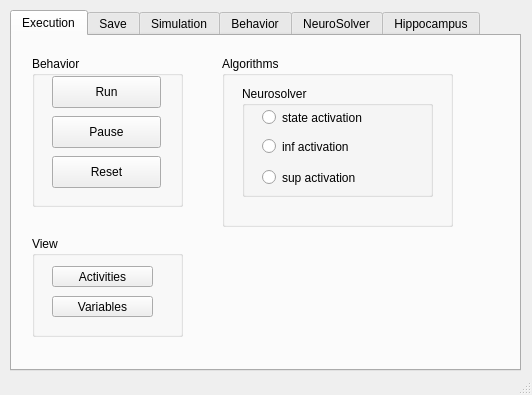
First picture: the form in controllers/mypuck/gui/boardwindow.ui, repository lemartinet/planif_pfc, before the edit.
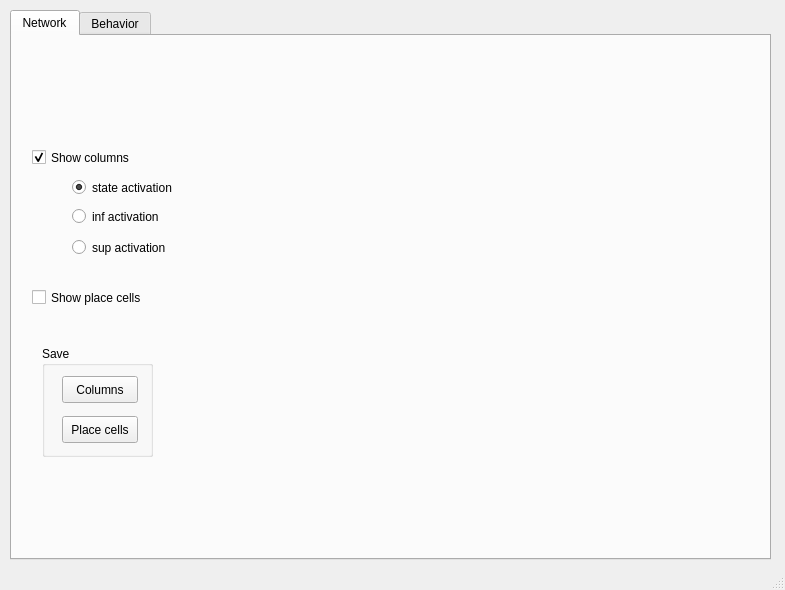
Second picture: the form after the edit.

```diff
--- a/controllers/mypuck/gui/boardwindow.ui
+++ b/controllers/mypuck/gui/boardwindow.ui
@@ -1,25 +1,25 @@
 <ui version="4.0" >
  <class>BoardWindow</class>
- <widget class="QMainWindow" name="BoardWindow" >
-  <property name="geometry" >
+ <widget class="QMainWindow" name="BoardWindow">
+  <property name="geometry">
    <rect>
     <x>0</x>
     <y>0</y>
-    <width>532</width>
-    <height>395</height>
+    <width>785</width>
+    <height>590</height>
    </rect>
   </property>
   <property name="windowTitle" >
    <string>Control Board</string>
   </property>
-  <widget class="QWidget" name="centralwidget" >
-   <widget class="QTabWidget" name="mode" >
-    <property name="geometry" >
+  <widget class="QWidget" name="centralwidget">
+   <widget class="QTabWidget" name="mode">
+    <property name="geometry">
      <rect>
       <x>10</x>
       <y>10</y>
-      <width>511</width>
-      <height>361</height>
+      <width>761</width>
+      <height>550</height>
      </rect>
     </property>
     <property name="toolTip" >
@@ -31,260 +31,47 @@
     <property name="currentIndex" >
      <number>0</number>
     </property>
-    <widget class="QWidget" name="execution" >
-     <attribute name="title" >
-      <string>Execution</string>
+    <widget class="QWidget" name="network">
+     <attribute name="title">
+      <string>Network</string>
      </attribute>
-     <widget class="QGroupBox" name="execution_behavior" >
-      <property name="geometry" >
+     <widget class="QGroupBox" name="save_save">
+      <property name="geometry">
        <rect>
-        <x>20</x>
-        <y>20</y>
-        <width>151</width>
-        <height>151</height>
+        <x>30</x>
+        <y>310</y>
+        <width>111</width>
+        <height>111</height>
        </rect>
       </property>
-      <property name="title" >
-       <string>Behavior</string>
-      </property>
-      <widget class="QPushButton" name="execution_behavior_run" >
-       <property name="geometry" >
-        <rect>
-         <x>20</x>
-         <y>20</y>
-         <width>109</width>
-         <height>32</height>
-        </rect>
-       </property>
-       <property name="text" >
-        <string>Run</string>
-       </property>
-      </widget>
-      <widget class="QPushButton" name="execution_behavior_pause" >
-       <property name="geometry" >
-        <rect>
-         <x>20</x>
-         <y>60</y>
-         <width>109</width>
-         <height>32</height>
-        </rect>
-       </property>
-       <property name="text" >
-        <string>Pause</string>
-       </property>
-      </widget>
-      <widget class="QPushButton" name="execution_behavior_reset" >
-       <property name="geometry" >
-        <rect>
-         <x>20</x>
-         <y>100</y>
-         <width>109</width>
-         <height>32</height>
-        </rect>
-       </property>
-       <property name="text" >
-        <string>Reset</string>
-       </property>
-      </widget>
-     </widget>
-     <widget class="QGroupBox" name="execution_view" >
-      <property name="geometry" >
-       <rect>
-        <x>20</x>
-        <y>200</y>
-        <width>151</width>
-        <height>101</height>
-       </rect>
-      </property>
-      <property name="title" >
-       <string>View</string>
-      </property>
-      <widget class="QPushButton" name="execution_view_activities" >
-       <property name="geometry" >
-        <rect>
-         <x>20</x>
-         <y>30</y>
-         <width>101</width>
-         <height>21</height>
-        </rect>
-       </property>
-       <property name="text" >
-        <string>Activities</string>
-       </property>
-      </widget>
-      <widget class="QPushButton" name="execution_view_variables" >
-       <property name="geometry" >
-        <rect>
-         <x>20</x>
-         <y>60</y>
-         <width>101</width>
-         <height>21</height>
-        </rect>
-       </property>
-       <property name="text" >
-        <string>Variables</string>
-       </property>
-      </widget>
-     </widget>
-     <widget class="QGroupBox" name="execution_algos" >
-      <property name="geometry" >
-       <rect>
-        <x>210</x>
-        <y>20</y>
-        <width>231</width>
-        <height>171</height>
-       </rect>
-      </property>
-      <property name="title" >
-       <string>Algorithms</string>
-      </property>
-      <widget class="QGroupBox" name="execution_algos_solver" >
-       <property name="geometry" >
-        <rect>
-         <x>20</x>
-         <y>30</y>
-         <width>191</width>
-         <height>111</height>
-        </rect>
-       </property>
-       <property name="title" >
-        <string>Neurosolver</string>
-       </property>
-       <widget class="QRadioButton" name="show_state" >
-        <property name="geometry" >
-         <rect>
-          <x>20</x>
-          <y>20</y>
-          <width>120</width>
-          <height>23</height>
-         </rect>
-        </property>
-        <property name="text" >
-         <string>state activation</string>
-        </property>
-       </widget>
-       <widget class="QRadioButton" name="show_inf" >
-        <property name="geometry" >
-         <rect>
-          <x>20</x>
-          <y>50</y>
-          <width>104</width>
-          <height>21</height>
-         </rect>
-        </property>
-        <property name="text" >
-         <string>inf activation</string>
-        </property>
-       </widget>
-       <widget class="QRadioButton" name="show_sup" >
-        <property name="geometry" >
-         <rect>
-          <x>20</x>
-          <y>80</y>
-          <width>110</width>
-          <height>23</height>
-         </rect>
-        </property>
-        <property name="text" >
-         <string>sup activation</string>
-        </property>
-       </widget>
-      </widget>
-     </widget>
-    </widget>
-    <widget class="QWidget" name="save" >
-     <attribute name="title" >
-      <string>Save</string>
-     </attribute>
-     <widget class="QGroupBox" name="save_save" >
-      <property name="geometry" >
-       <rect>
-        <x>80</x>
-        <y>20</y>
-        <width>311</width>
-        <height>281</height>
-       </rect>
-      </property>
-      <property name="title" >
+      <property name="title">
        <string>Save</string>
       </property>
-      <widget class="QGroupBox" name="save_save_columns" >
-       <property name="geometry" >
+      <widget class="QPushButton" name="save_save_columns_save">
+       <property name="geometry">
         <rect>
-         <x>30</x>
+         <x>20</x>
          <y>30</y>
-         <width>251</width>
-         <height>61</height>
+         <width>76</width>
+         <height>27</height>
         </rect>
        </property>
-       <property name="title" >
+       <property name="text">
         <string>Columns</string>
        </property>
-       <widget class="QPushButton" name="save_save_columns_load" >
-        <property name="geometry" >
-         <rect>
-          <x>30</x>
-          <y>20</y>
-          <width>76</width>
-          <height>27</height>
-         </rect>
-        </property>
-        <property name="text" >
-         <string>Load</string>
-        </property>
-       </widget>
-       <widget class="QPushButton" name="save_save_columns_save" >
-        <property name="geometry" >
-         <rect>
-          <x>140</x>
-          <y>20</y>
-          <width>76</width>
-          <height>27</height>
-         </rect>
-        </property>
-        <property name="text" >
-         <string>Save</string>
-        </property>
-       </widget>
       </widget>
-      <widget class="QGroupBox" name="save_save_hippo" >
-       <property name="geometry" >
+      <widget class="QPushButton" name="save_save_hippo_save">
+       <property name="geometry">
         <rect>
-         <x>30</x>
-         <y>110</y>
-         <width>251</width>
-         <height>61</height>
+         <x>20</x>
+         <y>70</y>
+         <width>76</width>
+         <height>27</height>
         </rect>
        </property>
-       <property name="title" >
-        <string>Hippocampus Cells</string>
+       <property name="text">
+        <string>Place cells</string>
        </property>
-       <widget class="QPushButton" name="save_save_hippo_load" >
-        <property name="geometry" >
-         <rect>
-          <x>30</x>
-          <y>20</y>
-          <width>76</width>
-          <height>27</height>
-         </rect>
-        </property>
-        <property name="text" >
-         <string>Load</string>
-        </property>
-       </widget>
-       <widget class="QPushButton" name="save_save_hippo_save" >
-        <property name="geometry" >
-         <rect>
-          <x>140</x>
-          <y>20</y>
-          <width>76</width>
-          <height>27</height>
-         </rect>
-        </property>
-        <property name="text" >
-         <string>Save</string>
-        </property>
-       </widget>
       </widget>
       <widget class="QGroupBox" name="save_save_params" >
        <property name="geometry" >
@@ -326,55 +113,83 @@
        </widget>
       </widget>
      </widget>
-    </widget>
-    <widget class="QWidget" name="simulation" >
-     <attribute name="title" >
-      <string>Simulation</string>
-     </attribute>
-     <widget class="QTabWidget" name="simulation_mode" >
-      <property name="geometry" >
+     <widget class="QRadioButton" name="show_state">
+      <property name="geometry">
        <rect>
-        <x>0</x>
-        <y>0</y>
-        <width>511</width>
-        <height>341</height>
+        <x>60</x>
+        <y>140</y>
+        <width>131</width>
+        <height>23</height>
        </rect>
       </property>
-      <property name="currentIndex" >
-       <number>0</number>
+      <property name="text">
+       <string>state activation</string>
       </property>
-      <widget class="QWidget" name="simulation_webots" >
-       <attribute name="title" >
-        <string>Webots</string>
-       </attribute>
-      </widget>
-      <widget class="QWidget" name="simulation_robot" >
-       <attribute name="title" >
-        <string>Robot</string>
-       </attribute>
-      </widget>
-      <widget class="QWidget" name="simulation_gui" >
-       <attribute name="title" >
-        <string>GUI</string>
-       </attribute>
-      </widget>
+      <property name="checked">
+       <bool>true</bool>
+      </property>
      </widget>
+     <widget class="QRadioButton" name="show_sup">
+      <property name="geometry">
+       <rect>
+        <x>60</x>
+        <y>200</y>
+        <width>121</width>
+        <height>23</height>
+       </rect>
+      </property>
+      <property name="text">
+       <string>sup activation</string>
+      </property>
+     </widget>
+     <widget class="QRadioButton" name="show_inf">
+      <property name="geometry">
+       <rect>
+        <x>60</x>
+        <y>170</y>
+        <width>121</width>
+        <height>21</height>
+       </rect>
+      </property>
+      <property name="text">
+       <string>inf activation</string>
+      </property>
+     </widget>
+     <widget class="QCheckBox" name="show_pc">
+      <property name="geometry">
+       <rect>
+        <x>20</x>
+        <y>250</y>
+        <width>141</width>
+        <height>23</height>
+       </rect>
+      </property>
+      <property name="text">
+       <string>Show place cells</string>
+      </property>
+     </widget>
+     <widget class="QCheckBox" name="show_col">
+      <property name="geometry">
+       <rect>
+        <x>20</x>
+        <y>110</y>
+        <width>141</width>
+        <height>23</height>
+       </rect>
+      </property>
+      <property name="text">
+       <string>Show columns</string>
+      </property>
+      <property name="checked">
+       <bool>true</bool>
+      </property>
+     </widget>
     </widget>
     <widget class="QWidget" name="behavior" >
      <attribute name="title" >
       <string>Behavior</string>
      </attribute>
     </widget>
-    <widget class="QWidget" name="solver" >
-     <attribute name="title" >
-      <string>NeuroSolver</string>
-     </attribute>
-    </widget>
-    <widget class="QWidget" name="hippo" >
-     <attribute name="title" >
-      <string>Hippocampus</string>
-     </attribute>
-    </widget>
    </widget>
   </widget>
   <widget class="QStatusBar" name="statusbar" />
```
Left out of the diff: 60 changed lines with no effect on the pictures.
